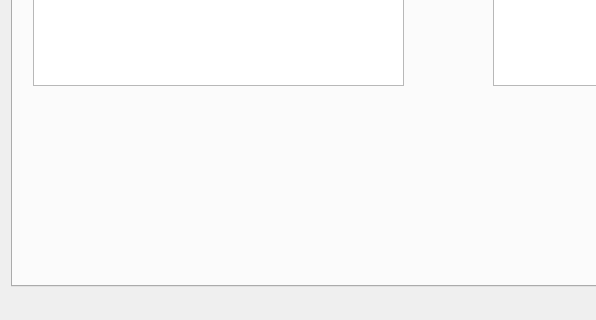
Old version of the form overview.ui in the repository achow101/NetPriv; both pictures show x 0 to 596 and y 448 to 768 of the 999 by 768 pixel window.
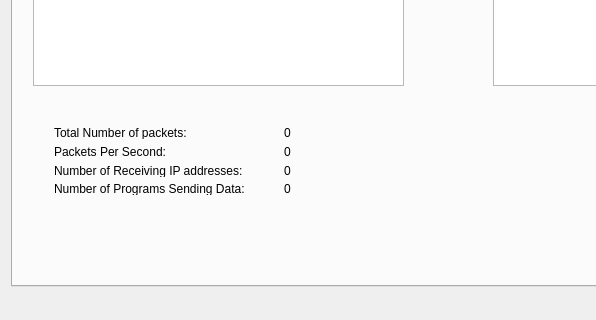
New version of the form. The open tabs and pages were chosen to show the change.

```diff
--- a/overview.ui
+++ b/overview.ui
@@ -121,6 +121,86 @@
          <bool>false</bool>
         </property>
        </widget>
+       <widget class="QWidget" name="verticalLayoutWidget">
+        <property name="geometry">
+         <rect>
+          <x>30</x>
+          <y>490</y>
+          <width>221</width>
+          <height>91</height>
+         </rect>
+        </property>
+        <layout class="QVBoxLayout" name="summary_lbl_box">
+         <item>
+          <widget class="QLabel" name="tot_packets_lbl">
+           <property name="text">
+            <string>Total Number of packets: </string>
+           </property>
+          </widget>
+         </item>
+         <item>
+          <widget class="QLabel" name="packets_second_lbl">
+           <property name="text">
+            <string>Packets Per Second: </string>
+           </property>
+          </widget>
+         </item>
+         <item>
+          <widget class="QLabel" name="num_ips_lbl">
+           <property name="text">
+            <string>Number of Receiving IP addresses: </string>
+           </property>
+          </widget>
+         </item>
+         <item>
+          <widget class="QLabel" name="num_progs_lbl">
+           <property name="text">
+            <string>Number of Programs Sending Data:</string>
+           </property>
+          </widget>
+         </item>
+        </layout>
+       </widget>
+       <widget class="QWidget" name="verticalLayoutWidget_3">
+        <property name="geometry">
+         <rect>
+          <x>260</x>
+          <y>490</y>
+          <width>206</width>
+          <height>91</height>
+         </rect>
+        </property>
+        <layout class="QVBoxLayout" name="summary_box">
+         <item>
+          <widget class="QLabel" name="tot_packets_disp">
+           <property name="text">
+            <string>0</string>
+           </property>
+          </widget>
+         </item>
+         <item>
+          <widget class="QLabel" name="packets_second_disp">
+           <property name="text">
+            <string>0</string>
+           </property>
+          </widget>
+         </item>
+         <item>
+          <widget class="QLabel" name="num_ips_disp">
+           <property name="text">
+            <string>0</string>
+           </property>
+          </widget>
+         </item>
+         <item>
+          <widget class="QLabel" name="num_progs_disp">
+           <property name="text">
+            <string>0</string>
+           </property>
+          </widget>
+         </item>
+        </layout>
+       </widget>
       </widget>
       <widget class="QWidget" name="traffic_tb">
        <attribute name="title">
```
Left out of the diff: 6 changed lines with no effect on the pictures.
